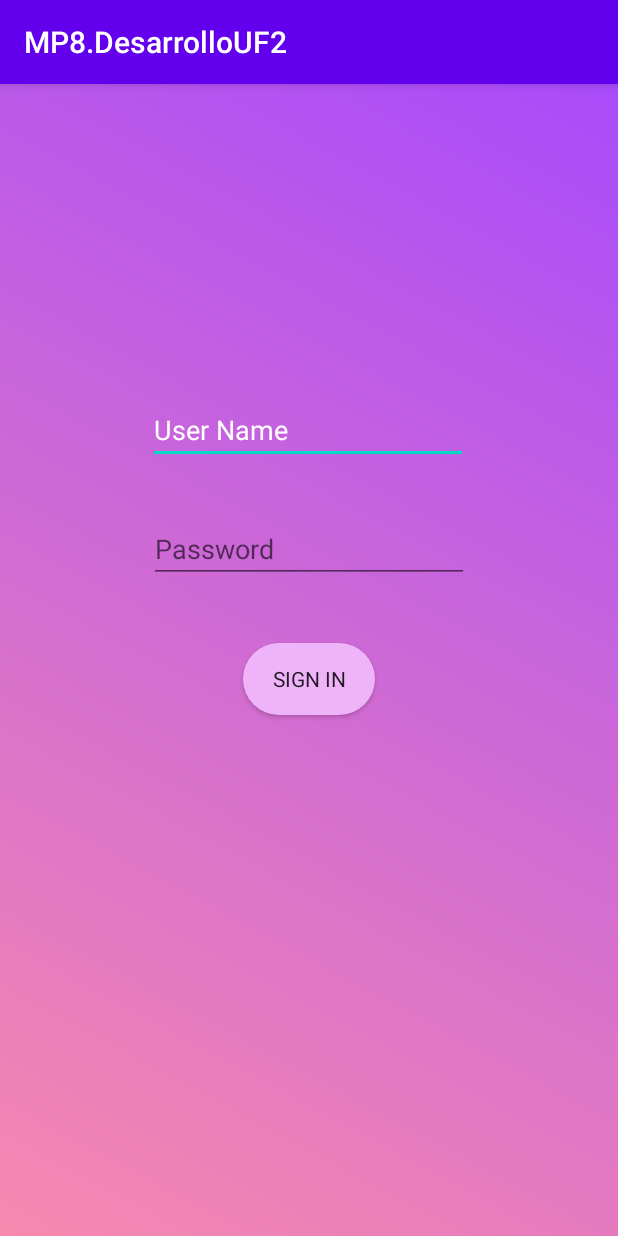
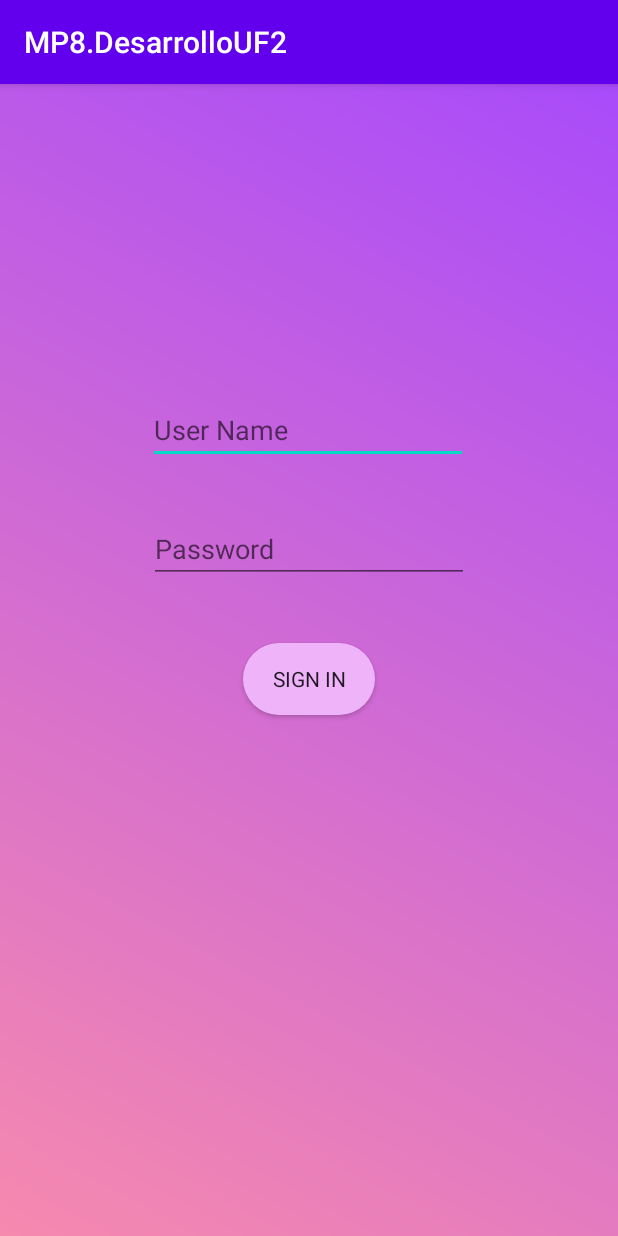
Before and after one commit to cosmopod/MP8DesarrolloUF2, an Android app: the LoginActivity screen opened directly, with no data from a screen before it, on a phone screen of 412 x 824 dp. Run offline under Robolectric (Android 15) with nearby library versions, the light colour scheme and no system bars; Roboto replaces fonts that are not available here.

Commit message:
added login view

```diff
--- a/app/src/main/java/com/ilerna/mp8desarrollouf2/MainActivity.java
+++ b/app/src/main/java/com/ilerna/mp8desarrollouf2/MainActivity.java
@@ -2,6 +2,7 @@ package com.ilerna.mp8desarrollouf2;
 
 import androidx.appcompat.app.AppCompatActivity;
 
+import android.content.Intent;
 import android.os.Bundle;
 import android.view.View;
 import android.widget.Button;
@@ -26,7 +27,6 @@ public class MainActivity extends AppCompatActivity {
             }
         });
 
-
         btnRegister.setOnClickListener(new View.OnClickListener() {
             @Override
             public void onClick(View v) {
@@ -37,8 +37,8 @@ public class MainActivity extends AppCompatActivity {
 
 
     private void loadLogIn(View v) {
-        Toast toast = Toast.makeText(getApplicationContext(), "login", Toast.LENGTH_SHORT);
-        toast.show();
+        Intent intent = new Intent(getBaseContext(), LoginActivity.class);
+        startActivity(intent);
     }
 
     private void loadRegister(View v) {
--- a/app/src/main/res/layout-land/activity_login.xml
+++ b/app/src/main/res/layout-land/activity_login.xml
@@ -12,12 +12,12 @@
         android:id="@+id/userNameText"
         android:layout_width="wrap_content"
         android:layout_height="wrap_content"
-        android:layout_marginTop="108dp"
+        android:layout_marginTop="80dp"
         android:autofillHints=""
         android:ems="10"
+        android:hint="@string/user_name"
         android:fontFamily="@font/atomic_age"
         android:inputType="textPersonName"
-        android:text="@string/user_name"
         android:textColor="@android:color/background_light"
         app:layout_constraintEnd_toEndOf="parent"
         app:layout_constraintHorizontal_bias="0.498"
--- a/app/src/main/res/layout/activity_login.xml
+++ b/app/src/main/res/layout/activity_login.xml
@@ -14,10 +14,10 @@
         android:layout_height="wrap_content"
         android:layout_marginTop="208dp"
         android:autofillHints=""
+        android:hint="@string/user_name"
         android:ems="10"
         android:fontFamily="@font/atomic_age"
         android:inputType="textPersonName"
-        android:text="@string/user_name"
         android:textColor="@android:color/background_light"
         app:layout_constraintEnd_toEndOf="parent"
         app:layout_constraintHorizontal_bias="0.497"
```
